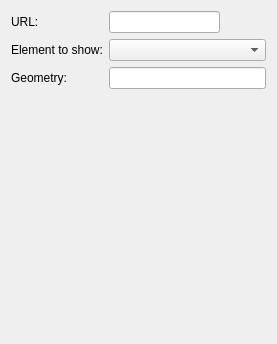
The window that applets/webslice/plasma/websliceConfig.ui (KDE/kdeplasma-addons) describes before a commit, drawn with Qt 5.
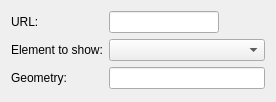
The same window after the commit. Custom widgets are drawn as their Qt base class.

Commit message:
be kind to translators, we don't need the window title
BUG:265433

Diff of the .ui file:
```diff
--- a/applets/webslice/plasma/websliceConfig.ui
+++ b/applets/webslice/plasma/websliceConfig.ui
@@ -6,8 +6,8 @@
    <rect>
     <x>0</x>
     <y>0</y>
-    <width>277</width>
-    <height>344</height>
+    <width>276</width>
+    <height>102</height>
    </rect>
   </property>
   <property name="sizePolicy">
```
Left out of the diff: 3 changed lines with no effect on the pictures.
